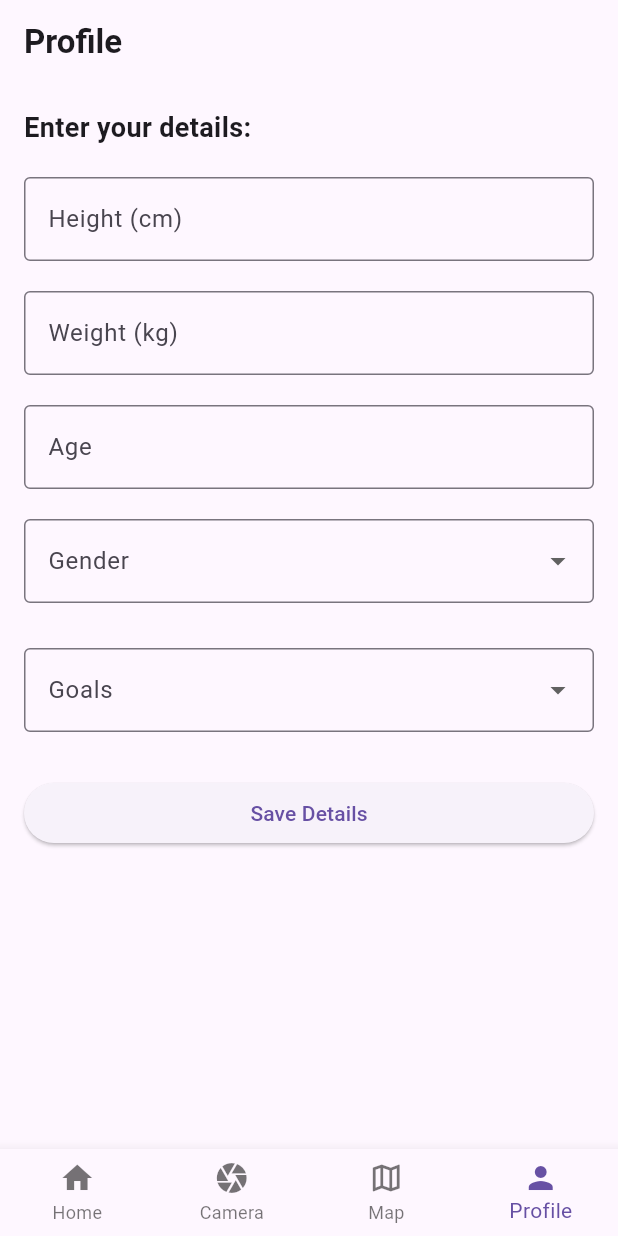
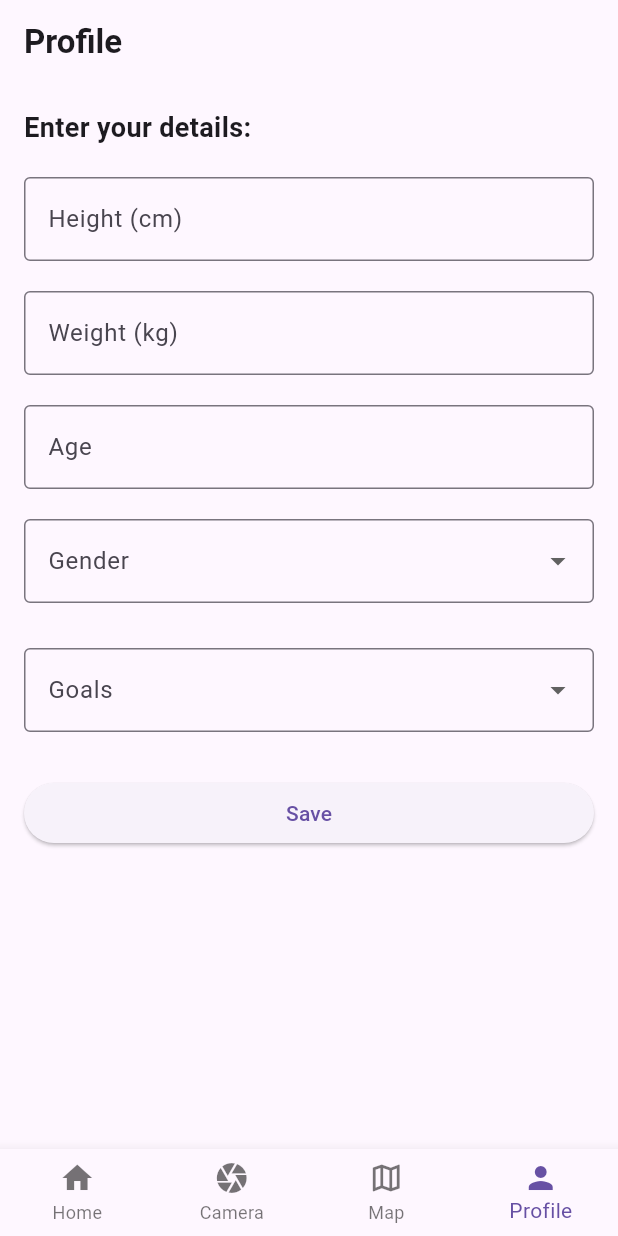
Before and after one commit to lufia0813/SnapEats, a Flutter app: the screen it shows after launch, item 4 of the bottom bar chosen, on a phone screen of 412 x 824 dp. Run offline on Flutter 3.47's test engine with Material 3 defaults, Android fonts, the phone set to English and light mode, and no system bars.

Commit message:
Fork from here

```diff
--- a/snapeats/lib/profile_page.dart
+++ b/snapeats/lib/profile_page.dart
@@ -107,6 +107,8 @@ class _ProfilePageState extends State<ProfilePage> {
                 double? weight = double.tryParse(_weightController.text);
                 int? age = int.tryParse(_ageController.text);
 
+
+                //Check if inputs are correct or empty
                 if (height == null || weight == null || age == null || _gender == null || _goals == null) {
                   ScaffoldMessenger.of(context).showSnackBar(
                     const SnackBar(content: Text("Please fill in all fields")),
@@ -121,7 +123,7 @@ class _ProfilePageState extends State<ProfilePage> {
                   const SnackBar(content: Text("Details Saved")),
                 );
 
-                // Clear fields
+                // Clear fields after saving
                 _heightController.clear();
                 _weightController.clear();
                 _ageController.clear();
@@ -130,7 +132,7 @@ class _ProfilePageState extends State<ProfilePage> {
                   _goals = null;
                 });
               },
-              child: const Text("Save Details"),
+              child: const Text("Save"),
             ),
           ],
         ),
```
Also changed, not shown: snapeats/lib/homepage.dart (+10 -0 lines).
